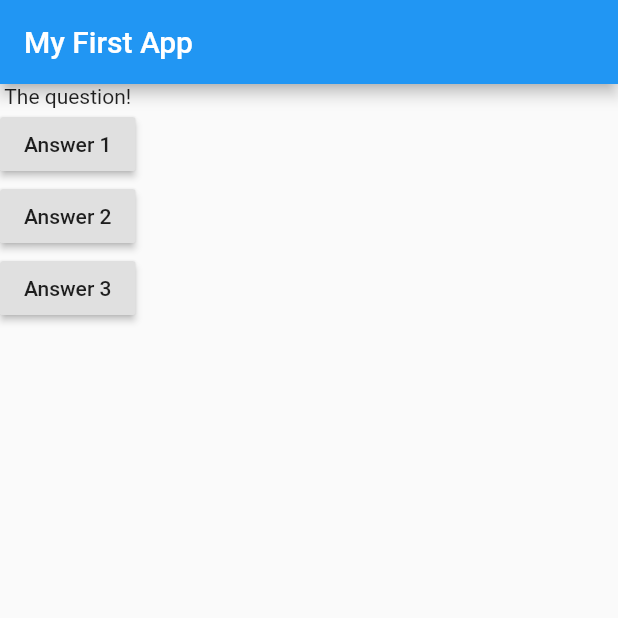
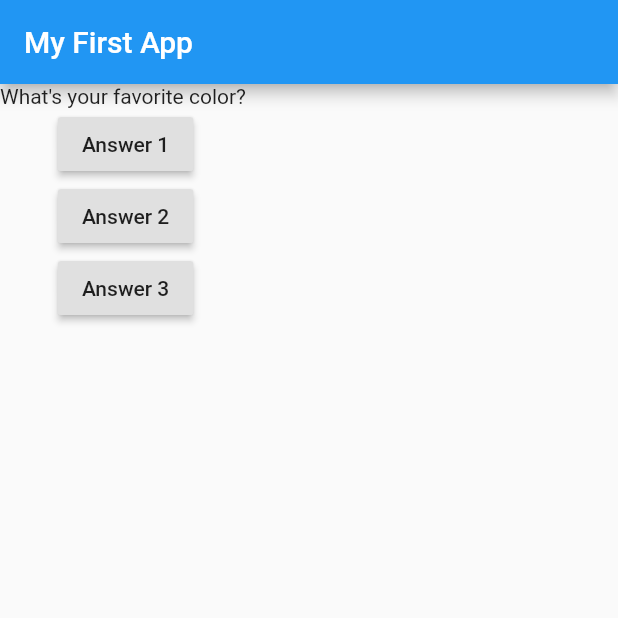
Before and after one commit to yuki-snow1823/Flutter_TheCompleteGuide, a Flutter app: the screen it shows after launch, after a tap on "Answer 1", on a phone screen of 412 x 824 dp, the top half of it. Run offline on Flutter 3.47's test engine with Material 2 defaults, Android fonts, the phone set to English and light mode, and no system bars.

Commit message:
add: テキストが切り替わらない状態

```diff
--- a/flutter_complete_guide/lib/main.dart
+++ b/flutter_complete_guide/lib/main.dart
@@ -7,14 +7,18 @@ import 'package:flutter/material.dart';
 void main() => runApp(MyApp());
 
 class MyApp extends StatelessWidget {
+  var questionIndex = 0;
+
   void answerQuestion() {
-    print('Answer Chosen');
+    questionIndex = questionIndex + 1;
+    print(questionIndex);
   }
 
   @override
   Widget build(BuildContext context) {
     // homeが名前付き変数として定義されている
-    // return MaterialApp(home: Text('Hello!'));
+    // return MaterialApp(home: Text('Hello!'))
+
     var questions = [
       'What\'s your favorite color? ',
       'What\'s your favorite animal? ',
@@ -26,7 +30,7 @@ class MyApp extends StatelessWidget {
         ),
         body: Column(
           children: <Widget>[
-            Text('The question!'),
+            Text(questions[questionIndex]),
             RaisedButton(child: Text('Answer 1'), onPressed: answerQuestion),
             RaisedButton(child: Text('Answer 2'), onPressed: () => print('Answer 2 chosen!')),
             RaisedButton(child: Text('Answer 3'), onPressed: answerQuestion),
```
